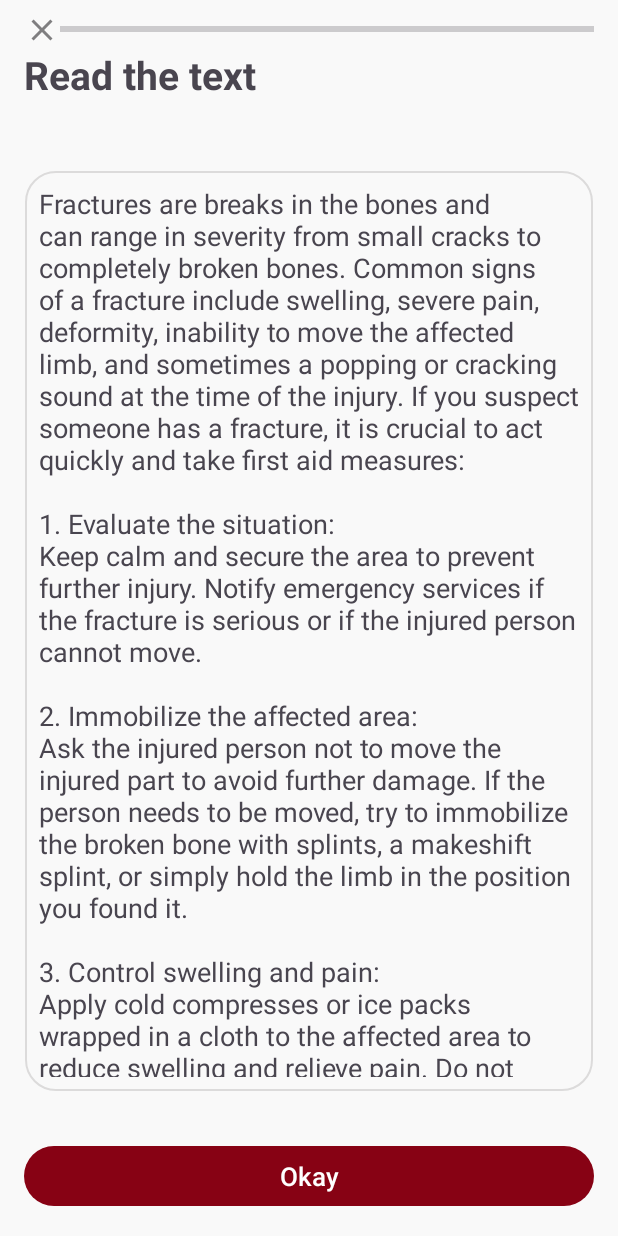
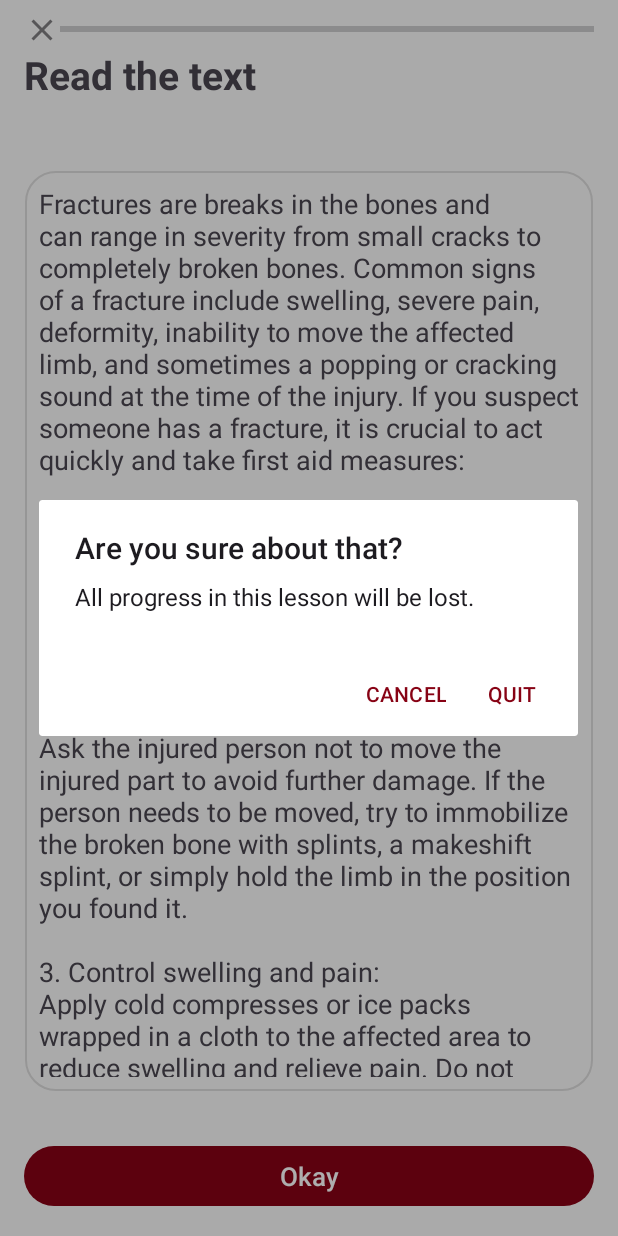
Before and after one commit to kyb3rcipher/ASISTEM, an Android app: the FracturesCourseActivity screen opened directly, with no data from a screen before it, after a tap on "Close button", on a phone screen of 412 x 824 dp. Run offline under Robolectric (Android 15) with nearby library versions, the phone set to English and light mode, and no system bars.

Commit message:
ExampleCourse: close_button dialog to close correct/incorrect answer message and audio New commentary's

```diff
--- a/app/src/main/java/com/kyb3r/asistem/FracturesCourseActivity.java
+++ b/app/src/main/java/com/kyb3r/asistem/FracturesCourseActivity.java
@@ -1,14 +1,18 @@
 package com.kyb3r.asistem;
 
+import androidx.appcompat.app.AlertDialog;
 import androidx.appcompat.app.AppCompatActivity;
 
+import android.media.MediaPlayer;
 import android.os.Bundle;
-import android.view.View;
+import android.os.Handler;
 import android.widget.Button;
 import android.widget.FrameLayout;
+import android.widget.ImageButton;
 import android.widget.RadioButton;
 import android.widget.RadioGroup;
 import android.widget.TextView;
+import android.widget.Toast;
 
 public class FracturesCourseActivity extends AppCompatActivity {
 
@@ -18,18 +22,30 @@ public class FracturesCourseActivity extends AppCompatActivity {
         super.onCreate(savedInstanceState);
         setContentView(R.layout.activity_fractures_course);
 
+        // Add closeButton function to close (the left X)
+        ImageButton closeButton = findViewById(R.id.close_button);
+        closeButton.setOnClickListener(v -> onBackPressed());
+
+        // Initialize elements
         Button button = findViewById(R.id.button);
+        MediaPlayer correctPlayer = MediaPlayer.create(this, R.raw.correct);
+        MediaPlayer incorrectPlayer = MediaPlayer.create(this, R.raw.incorrect);
 
-        // Set first Layout
+        // Set first fragmentExercise (read)
         FrameLayout frameLayout = findViewById(R.id.frameLayout);
         getLayoutInflater().inflate(R.layout.exercise_read, frameLayout, true);
         button.setText("Okay");
+        // Modify fragment
         TextView text = frameLayout.findViewById(R.id.text);
         text.setText(getString(R.string.courseFracturesRead));
-        nextFragment = 0;
 
+        nextFragment = 0;   // put next fragmentExercise (0)
+
+        // Exercise fragments switcher
+        // Start correct exercise variable (-1/null) - (0 - correct, 1 - incorrect)
+        final int[] correct = {-1};
+        // Listener for nextButton switch the fragment to change.
         button.setOnClickListener(v -> {
-
             switch (nextFragment) {
                 case 0:
                     changeLayout(R.layout.exercise_options);
@@ -46,23 +62,19 @@ public class FracturesCourseActivity extends AppCompatActivity {
                     option3.setText("Bad Bunny");
 
                     RadioGroup radioButton = findViewById(R.id.optionsGroup);
+                    /*radioButton.setOnCheckedChangeListener((group, checkedId) -> {
+                        correct[0] = (checkedId == R.id.option2 && checkedId == group.getCheckedRadioButtonId()) ? 1 : 0;
+                        nextFragment = (checkedId == R.id.option2 && checkedId == group.getCheckedRadioButtonId()) ? 1 : 0;
+                    });*/
                     radioButton.setOnCheckedChangeListener((group, checkedId) -> {
-                        nextFragment = (checkedId == R.id.option2 && checkedId == group.getCheckedRadioButtonId()) ? 1 : 0;
+                        if (checkedId == R.id.option2) {
+                            correct[0] = 1;
+                            nextFragment = 1;
+                        } else {
+                            correct[0] = 0;
+                            nextFragment = 0;
+                        }
                     });
-                    /*radioButton.setOnCheckedChangeListener(new RadioGroup.OnCheckedChangeListener() {
-                        @Override
-                        public void onCheckedChanged(RadioGroup group, int checkedId) {
-                            if (checkedId == R.id.option2) {
-                                if (group.getCheckedRadioButtonId() == R.id.option2) {
-                                    nextFragment = 1;
-                                }
-                            } else if (checkedId == R.id.option1 || checkedId == R.id.option3) {
-                                if (group.getCheckedRadioButtonId() == R.id.option1 || group.getCheckedRadioButtonId() == R.id.option3) {
-                                    nextFragment = 0;
-                                }
-                            }
-                        }
-                    });*/
                 break;
 
                 case 1:
@@ -80,7 +92,43 @@ public class FracturesCourseActivity extends AppCompatActivity {
                 break;
             }
 
+            // First check if the answer not is -1 (to not execute this the first time the button is pressed in the first exercise).
+            if (correct[0] != -1) {
+                // Later check if the answer is correct or incorrect and do the correspond thin.
+                if (correct[0] == 1) {
+                    // start sound
+                    correctPlayer.start();
+                    // delay for release resource (4 seconds)
+                    new Handler().postDelayed(() -> { if (correctPlayer != null) correctPlayer.release(); }, 4000);
+
+                    Toast.makeText(getApplicationContext(), "Correct :)", Toast.LENGTH_SHORT).show();
+                } else {
+                    // start sound
+                    incorrectPlayer.start();
+                    // delay for release resource (4 seconds)
+                    new Handler().postDelayed(() -> { if (correctPlayer != null) incorrectPlayer.release(); }, 4000);
+
+                    Toast.makeText(getApplicationContext(), "Incorrect!, retry", Toast.LENGTH_SHORT).show();
+                }
+            }
+
         });
+    }
+
+    @Override
+    public void onBackPressed() {
+        AlertDialog.Builder alertDialogBuilder = new AlertDialog.Builder(this);
+        alertDialogBuilder.setTitle("Are you sure about that?");
+        alertDialogBuilder.setMessage("All progress in this lesson will be lost.");
+
+        // Close activity if press QUIT button.
+        alertDialogBuilder.setPositiveButton("QUIT", (dialog, which) -> finish());
+
+        // Close dialog if press CANCEL button.
+        alertDialogBuilder.setNegativeButton("CANCEL", (dialog, which) -> dialog.dismiss());
+
+        AlertDialog alertDialog = alertDialogBuilder.create();
+        alertDialog.show();
     }
 
     private void changeLayout(int layoutId) {
--- a/app/src/main/res/layout/activity_fractures_course.xml
+++ b/app/src/main/res/layout/activity_fractures_course.xml
@@ -23,7 +23,6 @@
             android:background="@null"
             android:clickable="true"
             android:contentDescription="Close button"
-            android:onClick="finish"
             android:src="@drawable/ic_close"
             app:tint="#7F7E80"
             tools:ignore="TouchTargetSizeCheck" />
```
Also changed, not shown: 2 other files.
